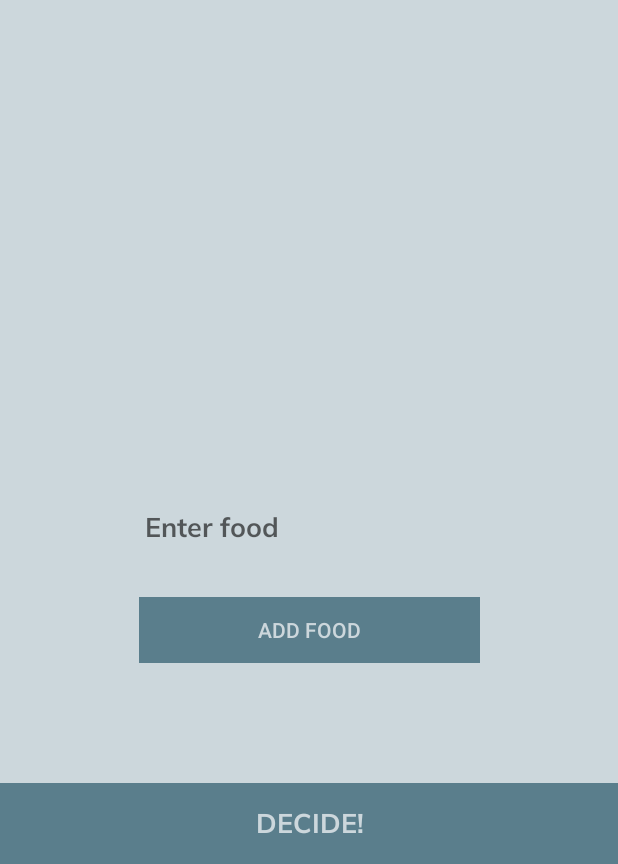
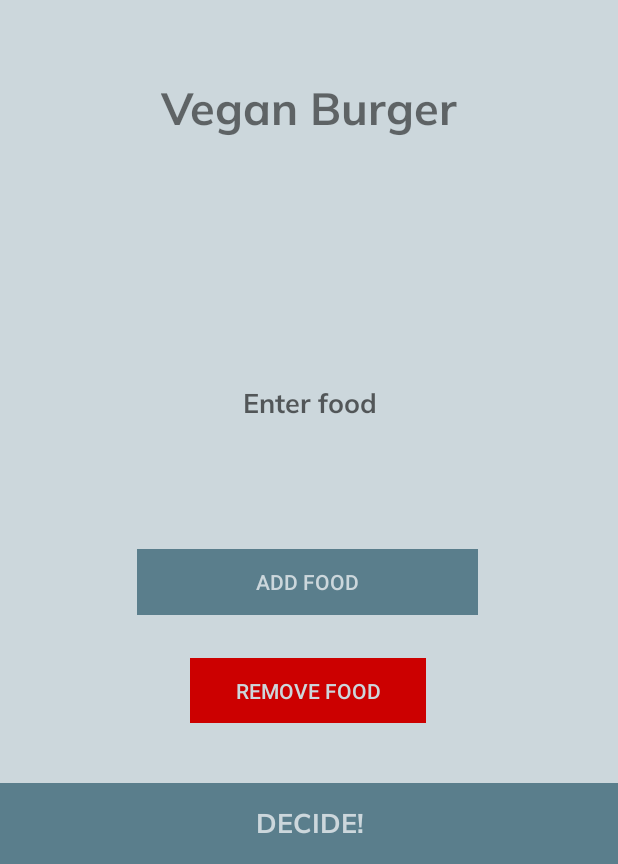
Before and after one commit to zaroursamy/DinnerDecider, an Android app: the screen it shows after launch (MainActivity), after a tap on "ADD FOOD", on a phone screen of 412 x 824 dp, the part 372-1236 px from its top. Run offline under Robolectric (Android 15) with nearby library versions, the phone set to English and light mode, and no system bars; 1 other tap on this screen came first.

Commit message:
Add remove food button

```diff
--- a/app/src/main/java/com/szarour/dinnerdecider/MainActivity.kt
+++ b/app/src/main/java/com/szarour/dinnerdecider/MainActivity.kt
@@ -8,29 +8,50 @@ import java.util.*
 class MainActivity : AppCompatActivity() {
 
 
-
-    val foodList = arrayListOf("Chinese", "Mexican", "Burger", "Pizza", "Pasta", "Fish & Chips", "Salad", "Vegan Burger", "Kebab")
+    val foodList = arrayListOf(
+        "Chinese",
+        "Mexican",
+        "Burger",
+        "Pizza",
+        "Pasta",
+        "Fish & Chips",
+        "Salad",
+        "Vegan Burger",
+        "Kebab"
+    )
 
     override fun onCreate(savedInstanceState: Bundle?) {
         super.onCreate(savedInstanceState)
         setContentView(R.layout.activity_main)
 
         decideBtn.setOnClickListener {
+            if (foodList.isNotEmpty()) {
                 var random = Random().nextInt(foodList.size)
                 val currentIndex = foodList.indexOf(selectedFoodTxt.text)
-            while(random == currentIndex){
+                while (random == currentIndex) {
                     random = Random().nextInt(foodList.size)
                 }
                 selectedFoodTxt.text = foodList[random]
             }
+        }
 
         addFoodBtn.setOnClickListener {
             val txt = addFoodTxt.text.toString()
-            if(txt.isNotEmpty()) foodList.add(txt) else println("Empty text to add")
+            if (txt.isNotEmpty()) {
+                foodList.add(txt)
                 addFoodTxt.text.clear()
                 selectedFoodTxt.text = txt
+            } else println("Empty text to add")
+
         }
 
-
+        removeBtn.setOnClickListener {
+            val txt = selectedFoodTxt.text.toString()
+            foodList.remove(txt)
+            if (foodList.isNotEmpty()) {
+                val random = Random().nextInt(foodList.size)
+                selectedFoodTxt.text = foodList[random]
+            } else selectedFoodTxt.text = "vide"
         }
     }
+}
--- a/app/src/main/res/layout/activity_main.xml
+++ b/app/src/main/res/layout/activity_main.xml
@@ -11,7 +11,7 @@
         android:id="@+id/selectedFoodTxt"
         android:layout_width="wrap_content"
         android:layout_height="wrap_content"
-        android:layout_marginTop="72dp"
+        android:layout_marginTop="52dp"
         android:text="Chinese"
         android:textSize="30sp"
         android:textStyle="bold"
@@ -53,28 +53,49 @@
         android:id="@+id/addFoodTxt"
         android:layout_width="wrap_content"
         android:layout_height="wrap_content"
-        android:layout_marginBottom="24dp"
+        android:layout_marginTop="24dp"
+        android:layout_marginBottom="64dp"
         android:ems="10"
+        android:gravity="center"
         android:hint="Enter food"
         android:inputType="textPersonName"
         app:fontFamily="@font/muli_bold"
         app:layout_constraintBottom_toTopOf="@+id/addFoodBtn"
         app:layout_constraintEnd_toEndOf="parent"
         app:layout_constraintHorizontal_bias="0.5"
-        app:layout_constraintStart_toStartOf="parent" />
+        app:layout_constraintStart_toStartOf="parent"
+        app:layout_constraintTop_toBottomOf="@+id/selectedFoodTxt"
+        app:layout_constraintVertical_bias="0.926" />
 
     <Button
         android:id="@+id/addFoodBtn"
         style="@style/Widget.AppCompat.Button.Borderless"
         android:layout_width="227dp"
         android:layout_height="44dp"
-        android:layout_marginBottom="80dp"
+        android:layout_marginBottom="112dp"
         android:background="@color/colorPrimary"
         android:text="Add food"
         android:textColor="@color/colorAccent"
         app:layout_constraintBottom_toTopOf="@+id/decideBtn"
         app:layout_constraintEnd_toEndOf="parent"
-        app:layout_constraintHorizontal_bias="0.5"
+        app:layout_constraintHorizontal_bias="0.494"
         app:layout_constraintStart_toStartOf="parent" />
 
+    <Button
+        android:id="@+id/removeBtn"
+        style="@style/Widget.AppCompat.Button.Borderless"
+        android:layout_width="157dp"
+        android:layout_height="43dp"
+        android:layout_marginTop="20dp"
+        android:background="@android:color/holo_red_dark"
+        android:text="Remove Food"
+        android:textColor="@color/colorAccent"
+        android:textSize="14sp"
+        app:layout_constraintBottom_toTopOf="@+id/decideBtn"
+        app:layout_constraintEnd_toEndOf="parent"
+        app:layout_constraintHorizontal_bias="0.498"
+        app:layout_constraintStart_toStartOf="parent"
+        app:layout_constraintTop_toBottomOf="@+id/addFoodBtn"
+        app:layout_constraintVertical_bias="0.183" />
+
 </androidx.constraintlayout.widget.ConstraintLayout>
```
Lines whose indentation alone changed are shown as unchanged.
